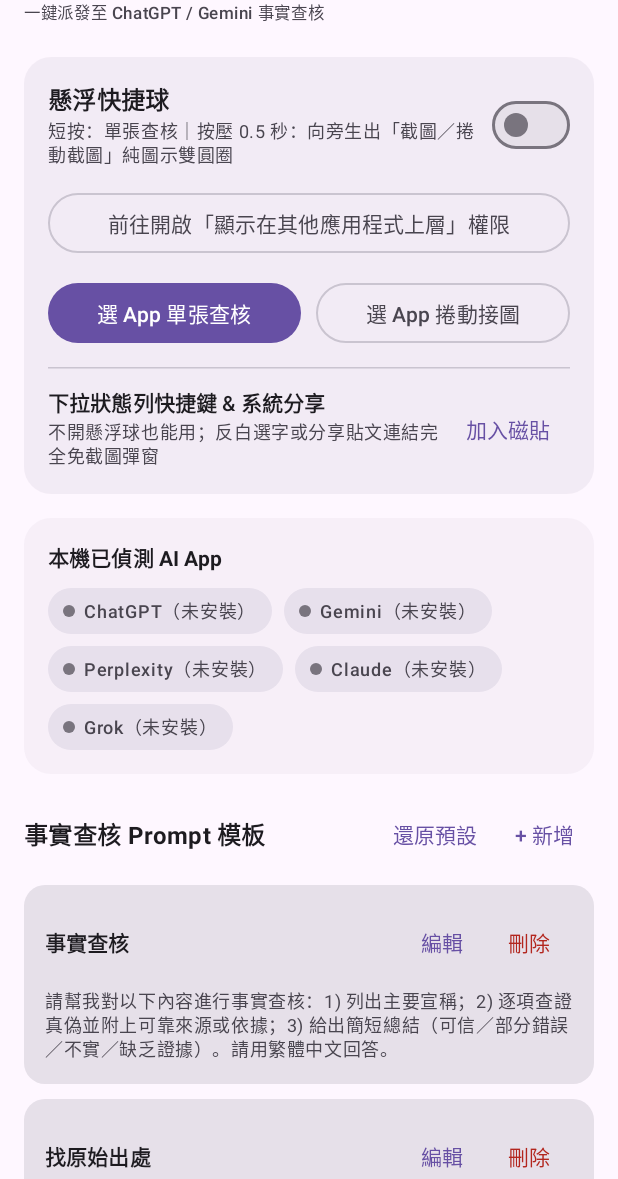
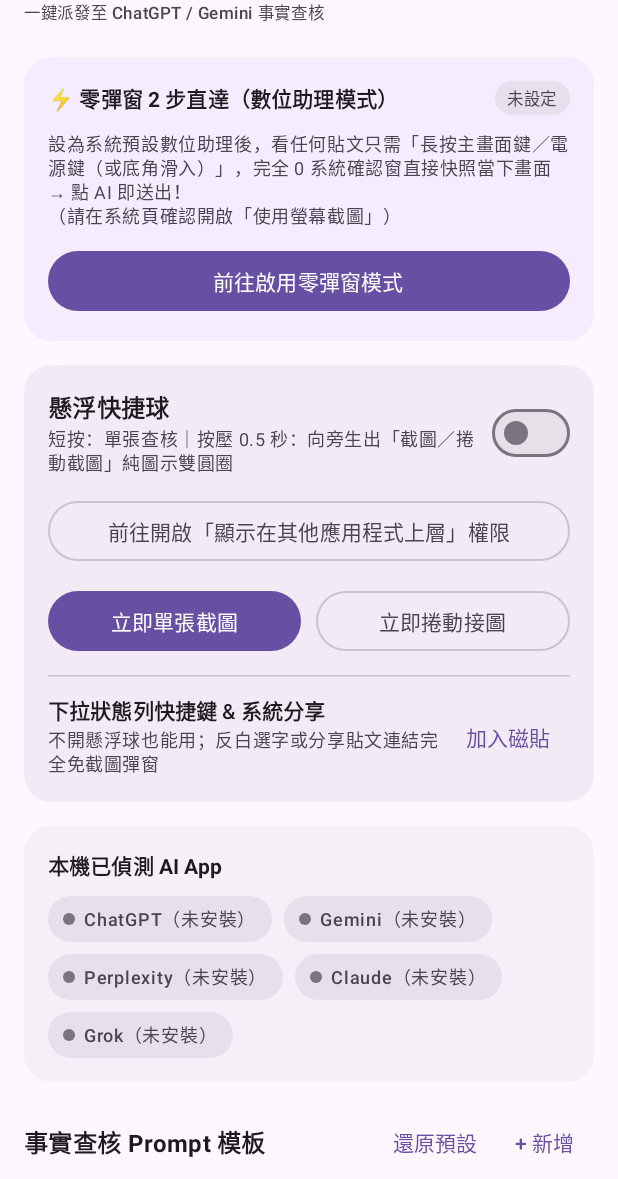
Before and after one commit to JUSTWT1999/TrueFind, an Android app built with Jetpack Compose: the screen it shows after launch (MainActivity), on a phone screen of 412 x 824 dp, the part 57-1236 px from its top. Run offline under Robolectric (Android 15) with nearby library versions, the phone set to English and light mode, and no system bars.

Commit message:
feat(android): add zero-dialog Digital Assistant mode and switch MediaProjection to direct current-screen capture

```diff
--- a/androidApp/src/main/kotlin/com/truefind/app/capture/ScreenCaptureActivity.kt
+++ b/androidApp/src/main/kotlin/com/truefind/app/capture/ScreenCaptureActivity.kt
@@ -45,9 +45,10 @@ class ScreenCaptureActivity : ComponentActivity() {
         val projectionManager =
             getSystemService(Context.MEDIA_PROJECTION_SERVICE) as MediaProjectionManager
         val captureIntent = if (Build.VERSION.SDK_INT >= Build.VERSION_CODES.UPSIDE_DOWN_CAKE) {
-            // Defaults Android 14/15 system dialog to single-app capture while remaining Play compliant.
+            // Directly captures the current display without an extra app-picker screen.
+            // Combined with taskAffinity="", TrueFind stays out of the foreground so only the user's post is captured.
             projectionManager.createScreenCaptureIntent(
-                MediaProjectionConfig.createConfigForUserChoice()
+                MediaProjectionConfig.createConfigForDefaultDisplay()
             )
         } else {
             projectionManager.createScreenCaptureIntent()
--- a/androidApp/src/main/kotlin/com/truefind/app/chooser/ChooserSheetContent.kt
+++ b/androidApp/src/main/kotlin/com/truefind/app/chooser/ChooserSheetContent.kt
@@ -256,8 +256,9 @@ private fun CapturePreviewCard(
                 ) {
                     val title = when (payload.source) {
                         CaptureSource.SCROLL_STITCH -> "已拼接長截圖（${payload.frameCount} 頁）"
+                        CaptureSource.DIGITAL_ASSISTANT -> "已零彈窗快照目前畫面"
                         CaptureSource.SHARE_IMAGE -> "已接收分享圖片"
-                        else -> "已擷取目標畫面"
+                        else -> "已擷取目前畫面"
                     }
                     Text(
                         text = title,
--- a/androidApp/src/main/kotlin/com/truefind/app/settings/MainActivity.kt
+++ b/androidApp/src/main/kotlin/com/truefind/app/settings/MainActivity.kt
@@ -93,6 +93,7 @@ class MainActivity : ComponentActivity() {
 
         setContent {
             TrueFindTheme {
+                var isDefaultAssistant by remember { mutableStateOf(isTrueFindDefaultAssistant()) }
                 var hasOverlayPermission by remember { mutableStateOf(Settings.canDrawOverlays(this)) }
                 var hasNotifPermission by remember { mutableStateOf(hasNotificationPermission()) }
                 var bubbleActive by remember {
@@ -107,6 +108,7 @@ class MainActivity : ComponentActivity() {
                 DisposableEffect(lifecycleOwner) {
                     val observer = LifecycleEventObserver { _, event ->
                         if (event == Lifecycle.Event.ON_RESUME) {
+                            isDefaultAssistant = isTrueFindDefaultAssistant()
                             hasOverlayPermission = Settings.canDrawOverlays(this@MainActivity)
                             hasNotifPermission = hasNotificationPermission()
                             bubbleActive = FloatingBubbleService.isRunning
@@ -118,11 +120,13 @@ class MainActivity : ComponentActivity() {
                 }
 
                 MainSettingsScreen(
+                    isDefaultAssistant = isDefaultAssistant,
                     hasOverlayPermission = hasOverlayPermission,
                     hasNotifPermission = hasNotifPermission,
                     bubbleActive = bubbleActive,
                     targets = targets,
                     templates = templates,
+                    onOpenAssistantSettings = { openDefaultAssistantSettings() },
                     onToggleBubble = { enable ->
                         if (enable) {
                             if (Build.VERSION.SDK_INT >= Build.VERSION_CODES.TIRAMISU && !hasNotificationPermission()) {
@@ -140,16 +144,14 @@ class MainActivity : ComponentActivity() {
                     onRequestOverlayPermission = { openOverlayPermissionSettings() },
                     onRequestAddTile = { requestQuickSettingsTile() },
                     onStartSingleCapture = {
-                        moveTaskToBack(true)
-                        startActivity(ScreenCaptureActivity.createIntent(this, CaptureMode.SINGLE))
+                        launchCaptureBehindMain(CaptureMode.SINGLE)
                     },
                     onStartScrollCapture = {
                         if (!Settings.canDrawOverlays(this)) {
                             Toast.makeText(this, "捲動拼圖需要「顯示在其他應用程式上層」權限", Toast.LENGTH_SHORT).show()
                             openOverlayPermissionSettings()
                         } else {
-                            moveTaskToBack(true)
-                            startActivity(ScreenCaptureActivity.createIntent(this, CaptureMode.SCROLL_STITCH))
+                            launchCaptureBehindMain(CaptureMode.SCROLL_STITCH)
                         }
                     },
                     onAddTemplate = {
@@ -195,6 +197,27 @@ class MainActivity : ComponentActivity() {
         return true
     }
 
+    private fun launchCaptureBehindMain(mode: CaptureMode) {
+        moveTaskToBack(true)
+        window.decorView.postDelayed({
+            startActivity(ScreenCaptureActivity.createIntent(this, mode))
+        }, 220L)
+    }
+
+    private fun isTrueFindDefaultAssistant(): Boolean {
+        return runCatching {
+            val current = Settings.Secure.getString(contentResolver, "assistant").orEmpty()
+            current.contains(packageName)
+        }.getOrDefault(false)
+    }
+
+    private fun openDefaultAssistantSettings() {
+        val intent = Intent(Settings.ACTION_VOICE_INPUT_SETTINGS)
+        runCatching { startActivity(intent) }.onFailure {
+            runCatching { startActivity(Intent(Settings.ACTION_MANAGE_DEFAULT_APPS_SETTINGS)) }
+        }
+    }
+
     private fun openOverlayPermissionSettings() {
         val intent = Intent(
             Settings.ACTION_MANAGE_OVERLAY_PERMISSION,
@@ -238,11 +261,13 @@ class MainActivity : ComponentActivity() {
 @OptIn(ExperimentalMaterial3Api::class, ExperimentalLayoutApi::class)
 @Composable
 private fun MainSettingsScreen(
+    isDefaultAssistant: Boolean,
     hasOverlayPermission: Boolean,
     hasNotifPermission: Boolean,
     bubbleActive: Boolean,
     targets: List<AiTargetApp>,
     templates: List<PromptTemplate>,
+    onOpenAssistantSettings: () -> Unit,
     onToggleBubble: (Boolean) -> Unit,
     onRequestOverlayPermission: () -> Unit,
     onRequestAddTile: () -> Unit,
@@ -277,6 +302,58 @@ private fun MainSettingsScreen(
                 .padding(horizontal = 16.dp, vertical = 12.dp),
             verticalArrangement = Arrangement.spacedBy(16.dp)
         ) {
+            // Card 0: Zero-Dialog Digital Assistant Mode (True 2-Step!)
+            Card(
+                modifier = Modifier.fillMaxWidth(),
+                shape = RoundedCornerShape(18.dp),
+                colors = CardDefaults.cardColors(
+                    containerColor = MaterialTheme.colorScheme.primaryContainer.copy(alpha = 0.45f)
+                )
+            ) {
+                Column(
+                    modifier = Modifier.padding(16.dp),
+                    verticalArrangement = Arrangement.spacedBy(10.dp)
+                ) {
+                    Row(
+                        modifier = Modifier.fillMaxWidth(),
+                        horizontalArrangement = Arrangement.SpaceBetween,
+                        verticalAlignment = Alignment.CenterVertically
+                    ) {
+                        Text(
+                            text = "⚡ 零彈窗 2 步直達（數位助理模式）",
+                            style = MaterialTheme.typography.titleSmall,
+                            fontWeight = FontWeight.Bold
+                        )
+                        Surface(
+                            shape = RoundedCornerShape(999.dp),
+                            color = if (isDefaultAssistant) {
+                                Color(0xFF16A34A).copy(alpha = 0.18f)
+                            } else {
+                                MaterialTheme.colorScheme.surfaceVariant
+                            }
+                        ) {
+                            Text(
+                                text = if (isDefaultAssistant) "已啟用 ✓" else "未設定",
+                                style = MaterialTheme.typography.labelSmall,
+                                color = if (isDefaultAssistant) Color(0xFF15803D) else MaterialTheme.colorScheme.onSurfaceVariant,
+                                modifier = Modifier.padding(horizontal = 8.dp, vertical = 3.dp)
+                            )
+                        }
+                    }
+                    Text(
+                        text = "設為系統預設數位助理後，看任何貼文只需「長按主畫面鍵／電源鍵（或底角滑入）」，完全 0 系統確認窗直接快照當下畫面 → 點 AI 即送出！\n（請在系統頁確認開啟「使用螢幕截圖」）",
+                        style = MaterialTheme.typography.bodySmall,
+                        color = MaterialTheme.colorScheme.onSurfaceVariant
+                    )
+                    Button(
+                        onClick = onOpenAssistantSettings,
+                        modifier = Modifier.fillMaxWidth()
+                    ) {
+                        Text(if (isDefaultAssistant) "檢視數位助理設定" else "前往啟用零彈窗模式")
+                    }
+                }
+            }
+
             // Card 1: Floating Bubble & Quick Capture
             Card(
                 modifier = Modifier.fillMaxWidth(),
@@ -327,13 +404,13 @@ private fun MainSettingsScreen(
                             onClick = onStartSingleCapture,
                             modifier = Modifier.weight(1f)
                         ) {
-                            Text("選 App 單張查核")
+                            Text("立即單張截圖")
                         }
                         OutlinedButton(
                             onClick = onStartScrollCapture,
                             modifier = Modifier.weight(1f)
                         ) {
-                            Text("選 App 捲動接圖")
+                            Text("立即捲動接圖")
                         }
                     }
 
--- a/androidApp/src/main/res/values/strings.xml
+++ b/androidApp/src/main/res/values/strings.xml
@@ -12,6 +12,7 @@
     <string name="capture_notification_title">TrueFind 畫面擷取中</string>
     <string name="capture_notification_text">僅擷取您指定的畫面，完成後立即關閉</string>
     <string name="error_secure_screen">此 App 基於隱私保護禁止截圖，建議改用反白複製或分享文字</string>
+    <string name="error_assist_no_screenshot">未取得螢幕截圖，請在系統「數位助理設定」確認已開啟「使用螢幕截圖」</string>
     <string name="error_capture_failed">畫面擷取失敗，請再試一次</string>
     <string name="toast_dispatched_template">已送往 %1$s（若指令未自動帶入，點一下貼上即可）</string>
     <string name="toast_dispatched_gemini">圖片已送往 Gemini，查核指令已複製 — 點輸入框貼上即可</string>
--- /dev/null
+++ b/androidApp/src/main/res/xml/voice_interaction_service.xml
@@ -0,0 +1,5 @@
+<?xml version="1.0" encoding="utf-8"?>
+<voice-interaction-service xmlns:android="http://schemas.android.com/apk/res/android"
+    android:sessionService="com.truefind.app.assist.TrueFindAssistSessionService"
+    android:supportsAssist="true"
+    android:supportsLaunchVoiceAssistFromKeyguard="false" />
--- a/shared/src/commonMain/kotlin/com/truefind/shared/model/CaptureSource.kt
+++ b/shared/src/commonMain/kotlin/com/truefind/shared/model/CaptureSource.kt
@@ -3,6 +3,7 @@ package com.truefind.shared.model
 enum class CaptureSource {
     SINGLE_SCREENSHOT,
     SCROLL_STITCH,
+    DIGITAL_ASSISTANT,
     SHARE_IMAGE,
     SHARE_TEXT,
     PROCESS_TEXT,
```
Also changed, not shown: androidApp/src/main/AndroidManifest.xml (+18 -0 lines), androidApp/src/main/kotlin/com/truefind/app/assist/TrueFindAssistService.kt (added, +192 -0 lines).
